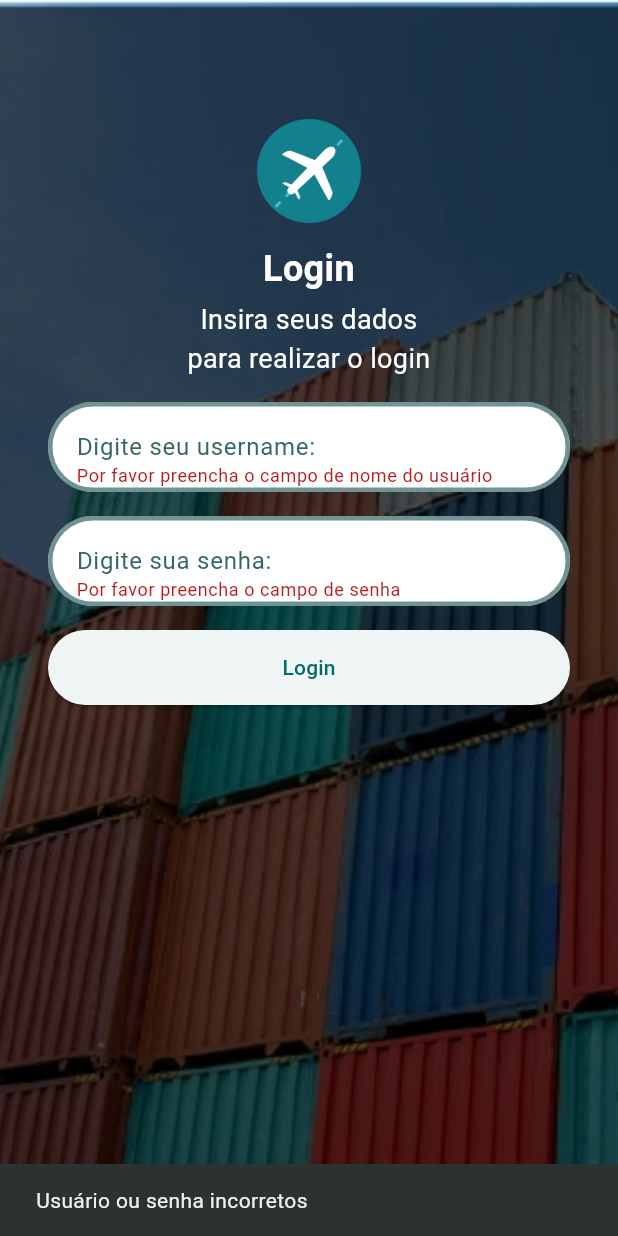
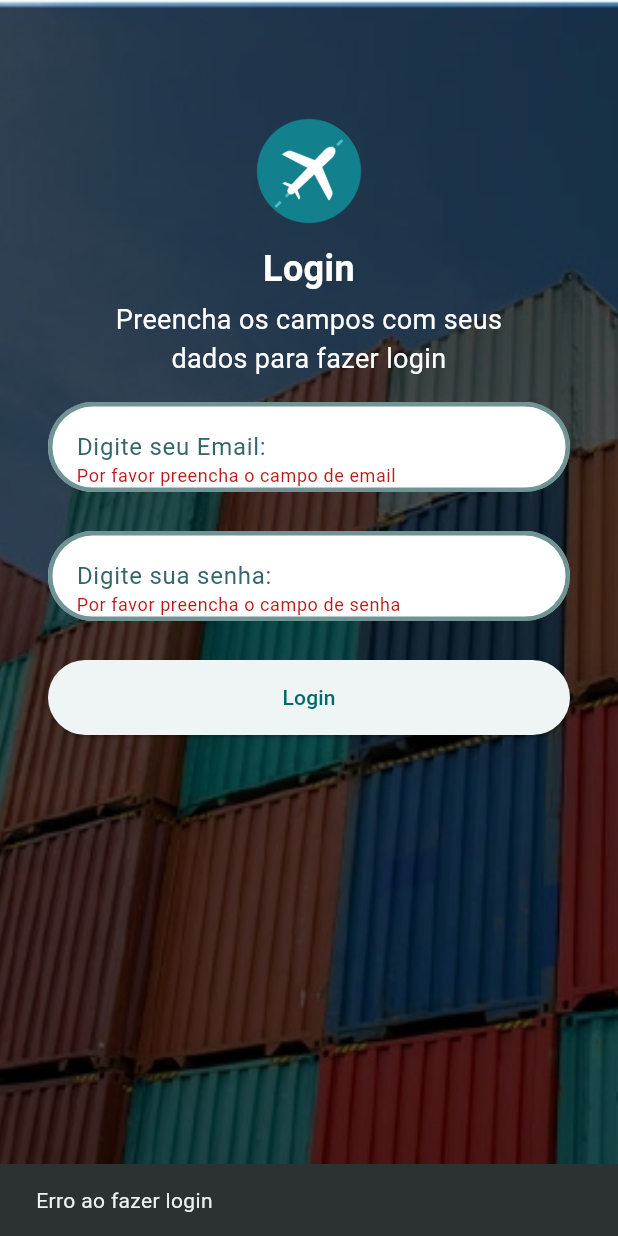
Before and after one commit to GabriielB/Import-ecommerce-FlutterApp, a Flutter app: the LoginPage screen opened by its route, after a tap on "Login", on a phone screen of 412 x 824 dp. Run offline on Flutter 3.47's test engine with Material 3 defaults, Android fonts, the phone set to English and light mode, and no system bars; our stand-ins replace firebase_auth, firebase_core; accounts and stored records are empty; generated files the repository leaves out were written again.

Commit message:
✨💥📦️ add firebase service and firebase_auth

```diff
--- a/lib/main.dart
+++ b/lib/main.dart
@@ -6,8 +6,14 @@ import 'package:al_imports/screens/home/home_page.dart';
 import 'package:al_imports/screens/sign_up/signup_page.dart';
 import 'package:flutter/material.dart';
 import 'package:provider/provider.dart';
+import 'package:firebase_core/firebase_core.dart';
+import 'firebase_options.dart';
 
-void main() {
+void main() async {
+  WidgetsFlutterBinding.ensureInitialized();
+  await Firebase.initializeApp(
+    options: DefaultFirebaseOptions.currentPlatform,
+  );
   runApp(const MyApp());
 }
 
@@ -32,7 +38,8 @@ class MyApp extends StatelessWidget {
             '/': (context) => const WelcomePage(),
             '/login': (context) => const LoginPage(),
             '/signup': (context) => const SignUpPage(),
-            '/home': (context) => HomePage(username: Provider.of<LoggedInUser>(context).username),
+            '/home': (context) =>
+                HomePage(email: Provider.of<LoggedInUser>(context).email),
           },
         ),
       );
--- a/lib/models/users.dart
+++ b/lib/models/users.dart
@@ -1,9 +1,9 @@
 class User {
   final String nome;
-  final String username;
+  final String email;
   final String password;
 
-  User(this.nome, this.username, this.password);
+  User(this.nome, this.email, this.password);
 }
 
 List<User> users = [];
--- a/lib/providers/loggedInUser.dart
+++ b/lib/providers/loggedInUser.dart
@@ -1,14 +1,14 @@
 import 'package:flutter/material.dart';
 
 class LoggedInUser extends ChangeNotifier {
-  late String _username;
+  late String _email;
 
-  LoggedInUser(this._username);
+  LoggedInUser(this._email);
 
-  String get username => _username;
+  String get email => _email;
 
-  void setUsername(String newUsername) {
-    _username = newUsername;
+  void setEmail(String newEmail) {
+    _email = email;
     notifyListeners();
   }
 }
--- a/lib/screens/home/home_page.dart
+++ b/lib/screens/home/home_page.dart
@@ -4,8 +4,8 @@ import 'package:al_imports/screens/shopping_cart/shopping_cart.dart';
 import 'package:flutter/material.dart';
 
 class HomePage extends StatefulWidget {
-  const HomePage({Key? key, required this.username}) : super(key: key);
-  final String username;
+  const HomePage({Key? key, required this.email}) : super(key: key);
+  final String email;
 
   @override
   State<HomePage> createState() => _HomePageState();
--- a/lib/screens/list_products/list_products.dart
+++ b/lib/screens/list_products/list_products.dart
@@ -47,7 +47,11 @@ class _ListProductsPageState extends State<ListProductsPage> {
         itemBuilder: (context, index) {
           final allProducts = ProductList.allProducts[index];
           return GestureDetector(
-            onTap: () => Navigator.push(context, MaterialPageRoute(builder: (context) => ProductDetailsPage(product: allProducts))),
+            onTap: () => Navigator.push(
+                context,
+                MaterialPageRoute(
+                    builder: (context) =>
+                        ProductDetailsPage(product: allProducts))),
             child: ProductContainer(
               product: allProducts,
             ),
@@ -66,7 +70,11 @@ class _ListProductsPageState extends State<ListProductsPage> {
         itemBuilder: (context, index) {
           final gamesList = ProductList.gamesList[index];
           return GestureDetector(
-            onTap: () => Navigator.push(context, MaterialPageRoute(builder: (context) => ProductDetailsPage(product: gamesList))),
+            onTap: () => Navigator.push(
+                context,
+                MaterialPageRoute(
+                    builder: (context) =>
+                        ProductDetailsPage(product: gamesList))),
             child: ProductContainer(
               product: gamesList,
             ),
@@ -85,7 +93,11 @@ class _ListProductsPageState extends State<ListProductsPage> {
         itemBuilder: (context, index) {
           final videoGamesList = ProductList.videoGamesList[index];
           return GestureDetector(
-            onTap: () => Navigator.push(context, MaterialPageRoute(builder: (context) => ProductDetailsPage(product: videoGamesList))),
+            onTap: () => Navigator.push(
+                context,
+                MaterialPageRoute(
+                    builder: (context) =>
+                        ProductDetailsPage(product: videoGamesList))),
             child: ProductContainer(
               product: videoGamesList,
             ),
@@ -102,7 +114,7 @@ class _ListProductsPageState extends State<ListProductsPage> {
         crossAxisAlignment: CrossAxisAlignment.start,
         children: [
           Text(
-            "Olá ${loggedInUser.username}!",
+            "Olá ${loggedInUser.email}!",
             style: TextStyle(
                 color: Color.fromRGBO(51, 102, 102, 1),
                 fontWeight: FontWeight.bold,
@@ -127,10 +139,10 @@ class _ListProductsPageState extends State<ListProductsPage> {
           ),
           Expanded(
             child: isSelected == 0
-              ? buildAllProducts()
-            : isSelected == 1
-        ? buildGames()
-        : buildVideoGames(),
+                ? buildAllProducts()
+                : isSelected == 1
+                    ? buildGames()
+                    : buildVideoGames(),
           )
         ],
       ),
--- a/lib/screens/login/controllers/login_controller.dart
+++ b/lib/screens/login/controllers/login_controller.dart
@@ -1,14 +1,19 @@
+import 'package:al_imports/services/auth_service.dart';
 import 'package:flutter/material.dart';
-import '../../../models/users.dart';
 
 class LoginController {
-  late String _username;
+  late String _email;
   late String _password;
   final GlobalKey<FormState> formKey = GlobalKey<FormState>();
+  final AuthService _authService = AuthService();
 
-  String? validateUsername(String? value) {
+  String? validateEmail(String? value) {
     if (value == null || value.isEmpty) {
-      return 'Por favor preencha o campo de nome do usuário';
+      return 'Por favor preencha o campo de email';
+    }
+    final emailRegExp = RegExp(r'^[^@]+@[^@]+\.[^@]+');
+    if (!emailRegExp.hasMatch(value)) {
+      return 'Por favor insira um Email válido';
     }
     return null;
   }
@@ -17,27 +22,38 @@ class LoginController {
     if (value == null || value.isEmpty) {
       return 'Por favor preencha o campo de senha';
     }
+    if (value.length < 6) {
+      return 'A senha deve ter pelo menos 6 caracteres';
+    }
     return null;
   }
 
-  bool handleLogin() {
-    if (formKey.currentState!.validate()) {
-      bool userExists = users.any(
-          (user) => user.username == _username && user.password == _password);
-      return userExists;
-    }
-    return false;
-  }
-
-  void setUsername(String username) {
-    _username = username;
+  void setEmail(String email) {
+    _email = email;
   }
 
   void setPassword(String password) {
     _password = password;
   }
 
-  String getUsername() {
-    return _username;
+  Future<bool> handleLogin(BuildContext context) async {
+    if (formKey.currentState!.validate()) {
+      String? errorMessage = await _authService.loginUser(
+        email: _email,
+        password: _password,
+      );
+      if (errorMessage == null) {
+        return true;
+      } else {
+        ScaffoldMessenger.of(context).showSnackBar(
+            SnackBar(content: Text("Houve um Erro: $errorMessage")));
+        return false;
+      }
+    }
+    return false;
+  }
+
+  String getEmail() {
+    return _email;
   }
 }
--- a/lib/screens/login/login_page.dart
+++ b/lib/screens/login/login_page.dart
@@ -1,17 +1,14 @@
-import 'package:al_imports/screens/login/controllers/login_controller.dart';
 import 'package:flutter/material.dart';
-import 'package:provider/provider.dart';
-import '../../providers/loggedInUser.dart';
-import '../home/home_page.dart';
+import './controllers/login_controller.dart';
 
 class LoginPage extends StatefulWidget {
   const LoginPage({super.key});
 
   @override
-  State<LoginPage> createState() => LoginPageState();
+  State<LoginPage> createState() => _LoginPageState();
 }
 
-class LoginPageState extends State<LoginPage> {
+class _LoginPageState extends State<LoginPage> {
   final LoginController _controller = LoginController();
 
   @override
@@ -51,7 +48,7 @@ class LoginPageState extends State<LoginPage> {
                   const Padding(
                     padding: EdgeInsets.only(bottom: 8.0),
                     child: Text(
-                      "Insira seus dados \npara realizar o login",
+                      "Preencha os campos com seus\ndados para fazer login",
                       textAlign: TextAlign.center,
                       style: TextStyle(
                           color: Colors.white,
@@ -69,42 +66,43 @@ class LoginPageState extends State<LoginPage> {
                           child: Container(
                             width: double.infinity,
                             height: 60,
-                              padding:
-                                  const EdgeInsets.symmetric(horizontal: 16),
+                            padding: const EdgeInsets.symmetric(horizontal: 16),
                             decoration: ShapeDecoration(
                                 color: Colors.white,
                                 shape: RoundedRectangleBorder(
                                     side: const BorderSide(
                                         width: 3,
-                                          color: Color.fromRGBO(
-                                              51, 102, 102, 0.7)),
+                                        color:
+                                            Color.fromRGBO(51, 102, 102, 0.7)),
                                     borderRadius: BorderRadius.circular(40))),
                             child: TextFormField(
-                                onChanged: _controller.setUsername,
-                                validator: _controller.validateUsername,
+                              onChanged: _controller.setEmail,
+                              validator: _controller.validateEmail,
                               decoration: const InputDecoration(
                                   border: InputBorder.none,
-                                    hintText: 'Digite seu username: ',
+                                  hintText: 'Digite seu Email: ',
                                   hintStyle: TextStyle(
                                       color: Color.fromRGBO(51, 102, 102, 1),
                                       height: 0.07)),
                             ),
                           ),
                         ),
+                        const SizedBox(
+                          height: 10,
+                        ),
                         Padding(
                           padding: const EdgeInsets.symmetric(vertical: 8),
                           child: Container(
                             width: double.infinity,
                             height: 60,
-                              padding:
-                                  const EdgeInsets.symmetric(horizontal: 16),
+                            padding: const EdgeInsets.symmetric(horizontal: 16),
                             decoration: ShapeDecoration(
                                 color: Colors.white,
                                 shape: RoundedRectangleBorder(
                                     side: const BorderSide(
                                         width: 3,
-                                          color: Color.fromRGBO(
-                                              51, 102, 102, 0.7)),
+                                        color:
+                                            Color.fromRGBO(51, 102, 102, 0.7)),
                                     borderRadius: BorderRadius.circular(40))),
                             child: TextFormField(
                               onChanged: _controller.setPassword,
@@ -119,38 +117,32 @@ class LoginPageState extends State<LoginPage> {
                             ),
                           ),
                         ),
+                        const SizedBox(
+                          height: 10,
+                        ),
                         Padding(
                           padding: const EdgeInsets.symmetric(vertical: 8),
                           child: SizedBox(
                             width: double.infinity,
                             height: 50,
                             child: ElevatedButton(
-                                  onPressed: () {
-                                    if (_controller.handleLogin()) {
-                                      String username =
-                                          _controller.getUsername();
-                                      Provider.of<LoggedInUser>(context,
-                                              listen: false)
-                                          .setUsername(username);
-                                      Navigator.pushReplacement(
-                                        context,
-                                        MaterialPageRoute(
-                                          builder: (context) =>
-                                              HomePage(username: username),
-                                        ),
-                                      );
+                                onPressed: () async {
+                                  if (await _controller.handleLogin(context)) {
+                                    Navigator.pushReplacementNamed(
+                                        context, '/home');
                                   } else {
-                                      ScaffoldMessenger.of(context)
-                                          .showSnackBar(const SnackBar(
-                                              content: Text(
-                                                  "Usuário ou senha incorretos")));
+                                    ScaffoldMessenger.of(context).showSnackBar(
+                                        const SnackBar(
+                                            content:
+                                                Text("Erro ao fazer login")));
                                   }
                                 },
                                 child: const Text('Login')),
                           ),
                         )
                       ],
-                      ))
+                    ),
+                  )
                 ],
               ),
             ),
--- a/lib/screens/profile/profile_page.dart
+++ b/lib/screens/profile/profile_page.dart
@@ -10,7 +10,7 @@ class ProfilePage extends StatefulWidget {
 }
 
 class _ProfilePageState extends State<ProfilePage> {
-  final TextEditingController _usernameController = TextEditingController();
+  final TextEditingController _emailController = TextEditingController();
 
   @override
   Widget build(BuildContext context) {
@@ -30,7 +30,7 @@ class _ProfilePageState extends State<ProfilePage> {
             height: 20,
           ),
           Text(
-            "Username: ${loggedInUser.username}",
+            "Email: ${loggedInUser.email}",
             style: const TextStyle(
                 color: Color.fromRGBO(51, 102, 102, 1),
                 fontWeight: FontWeight.bold,
@@ -54,9 +54,9 @@ class _ProfilePageState extends State<ProfilePage> {
                                 color: Color.fromRGBO(51, 102, 102, 0.7)),
                             borderRadius: BorderRadius.circular(40))),
                     child: TextFormField(
-                      controller: _usernameController,
+                      controller: _emailController,
                       decoration: const InputDecoration(
-                        labelText: 'Novo Username',
+                        labelText: 'Novo Email',
                         border: InputBorder.none,
                       ),
                     ),
@@ -66,11 +66,11 @@ class _ProfilePageState extends State<ProfilePage> {
                   ),
                   ElevatedButton(
                     onPressed: () {
-                      String newUsername = _usernameController.text;
-                      loggedInUser.setUsername(newUsername);
-                      _usernameController.clear();
+                      String newEmail = _emailController.text;
+                      loggedInUser.setEmail(newEmail);
+                      _emailController.clear();
                     },
-                    child: const Text("Alterar username"),
+                    child: const Text("Alterar email"),
                   ),
                 ],
               ),
--- a/lib/screens/sign_up/controllers/signup_controller.dart
+++ b/lib/screens/sign_up/controllers/signup_controller.dart
@@ -1,11 +1,13 @@
+import 'package:al_imports/services/auth_service.dart';
+import 'package:flutter/cupertino.dart';
 import 'package:flutter/material.dart';
-import '../../../models/users.dart';
 
 class SignUpController {
-  late String _nome;
-  late String _username;
-  late String _password;
-  final GlobalKey<FormState> formkey = GlobalKey<FormState>();
+  final GlobalKey<FormState> formKey = GlobalKey<FormState>();
+  final TextEditingController nameController = TextEditingController();
+  final TextEditingController emailController = TextEditingController();
+  final TextEditingController passwordController = TextEditingController();
+  final AuthService _authService = AuthService();
 
   String? validateName(String? value) {
     if (value == null || value.isEmpty) {
@@ -14,9 +16,13 @@ class SignUpController {
     return null;
   }
 
-  String? validateUsername(String? value) {
+  String? validateEmail(String? value) {
     if (value == null || value.isEmpty) {
-      return 'Por favor preencha o campo de username';
+      return 'Por favor preencha o campo de Email';
+    }
+    final emailRegExp = RegExp(r'^[^@]+@[^@]+\.[^@]+');
+    if (!emailRegExp.hasMatch(value)) {
+      return 'Por favor insira um Email válido';
     }
     return null;
   }
@@ -25,35 +31,39 @@ class SignUpController {
     if (value == null || value.isEmpty) {
       return 'Por favor preencha o campo de senha';
     }
+    if (value.length < 6) {
+      return 'A senha deve ter pelo menos 6 caracteres';
+    }
     return null;
   }
 
-  bool handleSignUp() {
-    bool userNotExists = true;
-    if (formkey.currentState!.validate()) {
-      userNotExists = users.every((user) => user.username != _username);
-      if (userNotExists) {
-        users.add(User(
-          _nome,
-          _username,
-          _password,
-        ));
+  void setName(String name) {
+    nameController.text = name;
+  }
+
+  void setEmail(String email) {
+    emailController.text = email;
+  }
+
+  void setPassword(String password) {
+    passwordController.text = password;
+  }
+
+  Future<bool> handleSignUp(BuildContext context) async {
+    if (formKey.currentState!.validate()) {
+      String? errorMessage = await _authService.signupUser(
+        name: nameController.text,
+        email: emailController.text,
+        password: passwordController.text,
+      );
+      if (errorMessage == null) {
         return true;
+      } else {
+        ScaffoldMessenger.of(context).showSnackBar(
+            SnackBar(content: Text("Houve um Erro: $errorMessage")));
+        return false;
       }
     }
     return false;
   }
-
-
-  void setName(String name) {
-    _nome = name;
-  }
-
-  void setUsername(String username) {
-    _username = username;
-  }
-
-  void setPassword(String password) {
-    _password = password;
-  }
 }
--- /dev/null
+++ b/lib/services/auth_service.dart
@@ -0,0 +1,33 @@
+import 'package:firebase_auth/firebase_auth.dart';
+
+class AuthService {
+  final FirebaseAuth _firebaseAuth = FirebaseAuth.instance;
+  Future<String?> signupUser(
+      {required String name,
+      required String email,
+      required String password}) async {
+    try {
+      UserCredential userCredential = await _firebaseAuth
+          .createUserWithEmailAndPassword(email: email, password: password);
+
+      await userCredential.user!.updateDisplayName(name);
+      return null;
+    } on FirebaseAuthException catch (e) {
+      if (e.code == "email-already-in-use") {
+        return "Email ja está em uso, por favor tente outro";
+      }
+      return "Ocorreu um erro: ${e.message}";
+    }
+  }
+
+  Future<String?> loginUser(
+      {required String email, required String password}) async {
+    try {
+      await _firebaseAuth.signInWithEmailAndPassword(
+          email: email, password: password);
+      return null;
+    } on FirebaseAuthException catch (e) {
+      return e.message;
+    }
+  }
+}
--- a/pubspec.yaml
+++ b/pubspec.yaml
@@ -38,6 +38,8 @@ dependencies:
   # Use with the CupertinoIcons class for iOS style icons.
   cupertino_icons: ^1.0.2
   provider: ^6.0.5
+  firebase_core: ^2.32.0
+  firebase_auth: ^4.20.0
 dev_dependencies:
   flutter_test:
     sdk: flutter
```
Also changed, not shown: lib/screens/sign_up/signup_page.dart (+13 -8 lines), firebase.json (added), 6 other files. Lines whose indentation alone changed are shown as unchanged.
